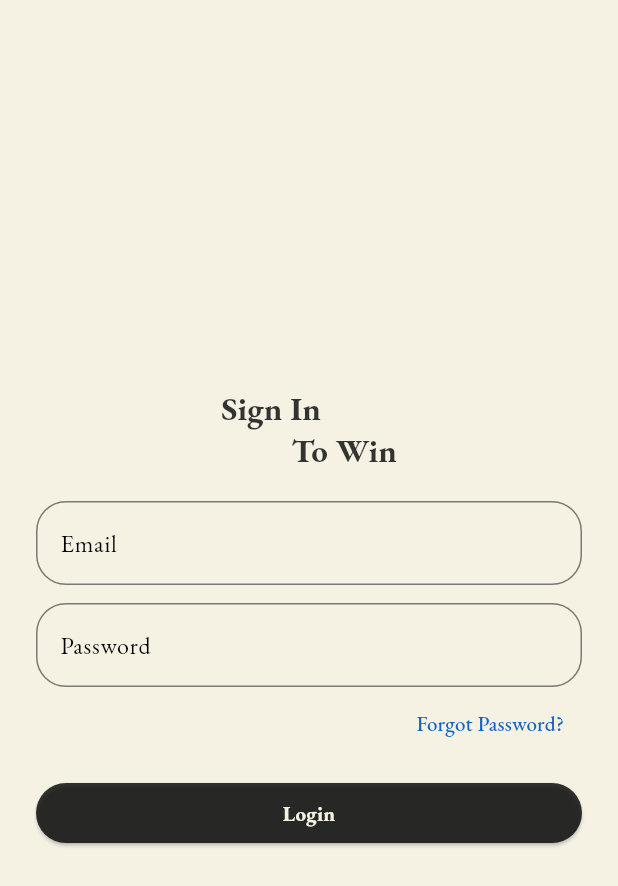
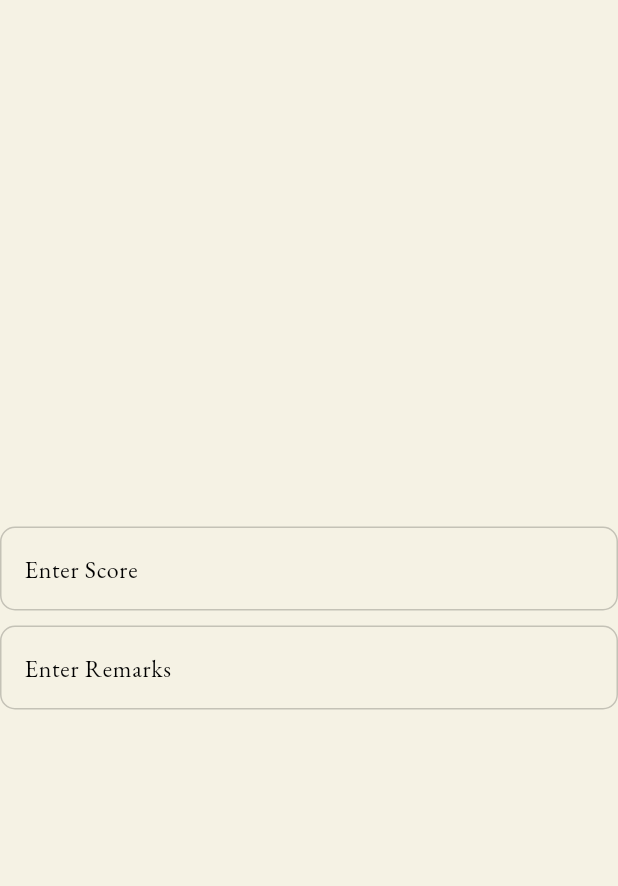
Before and after one commit to Neutrino-18/studentManagementApp, a Flutter app: the screen it shows after launch, on a phone screen of 412 x 824 dp. Shown: the top 886 px of the screen. Run offline on Flutter 3.47's test engine with Material 3 defaults, Android fonts, the phone set to English and light mode, and no system bars; our stand-ins replace flutter_riverpod, google_fonts.

Commit message:
Desgining the text field for entering student marks

```diff
--- a/lib/main.dart
+++ b/lib/main.dart
@@ -1,4 +1,5 @@
 import 'package:app_crt/login_page.dart';
+import 'package:app_crt/test_field.dart';
 import "package:flutter/material.dart";
 import 'package:app_crt/theme.dart';
 import 'package:flutter_riverpod/flutter_riverpod.dart';
@@ -23,7 +24,7 @@ class MyApp extends StatelessWidget {
       debugShowCheckedModeBanner: false,
       theme: AppTheme.selfTheme,
       darkTheme: AppTheme.selfDarkTheme,
-      home: const ProviderScope(child: LoginPage()),
+      home: const ProviderScope(child: TestField()),
       // routes: {
       //   NavigationConsts.destStudentHome: (context) => const IconFooter(),
       //   NavigationConsts.destTpoHome: (context) => const IconFooter(),
--- /dev/null
+++ b/lib/test_field.dart
@@ -0,0 +1,26 @@
+import 'package:app_crt/Common/Widgets/text_field.dart';
+import 'package:flutter/material.dart';
+
+class TestField extends StatelessWidget {
+  const TestField({super.key});
+
+  @override
+  Widget build(BuildContext context) {
+    return Scaffold(
+      body: Column(
+        mainAxisAlignment: MainAxisAlignment.center,
+        children: [
+          MyTextField(
+            labelText: 'Enter Score',
+          ),
+          SizedBox(
+            height: 10,
+          ),
+          MyTextField(
+            labelText: 'Enter Remarks',
+          ),
+        ],
+      ),
+    );
+  }
+}
```
